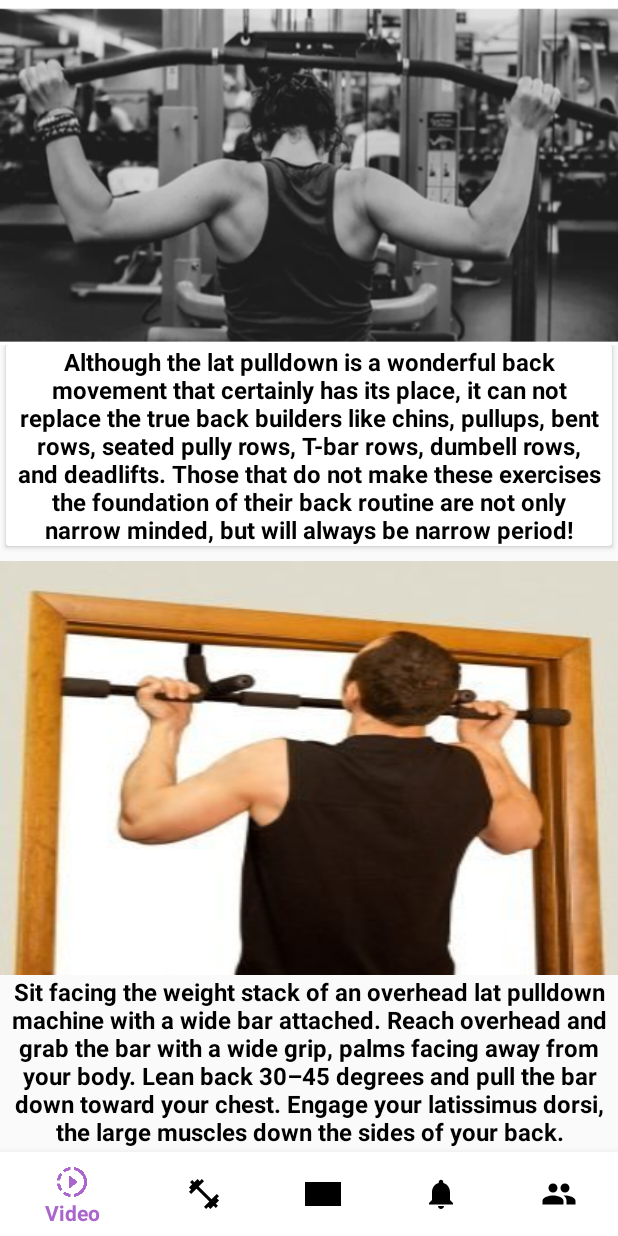
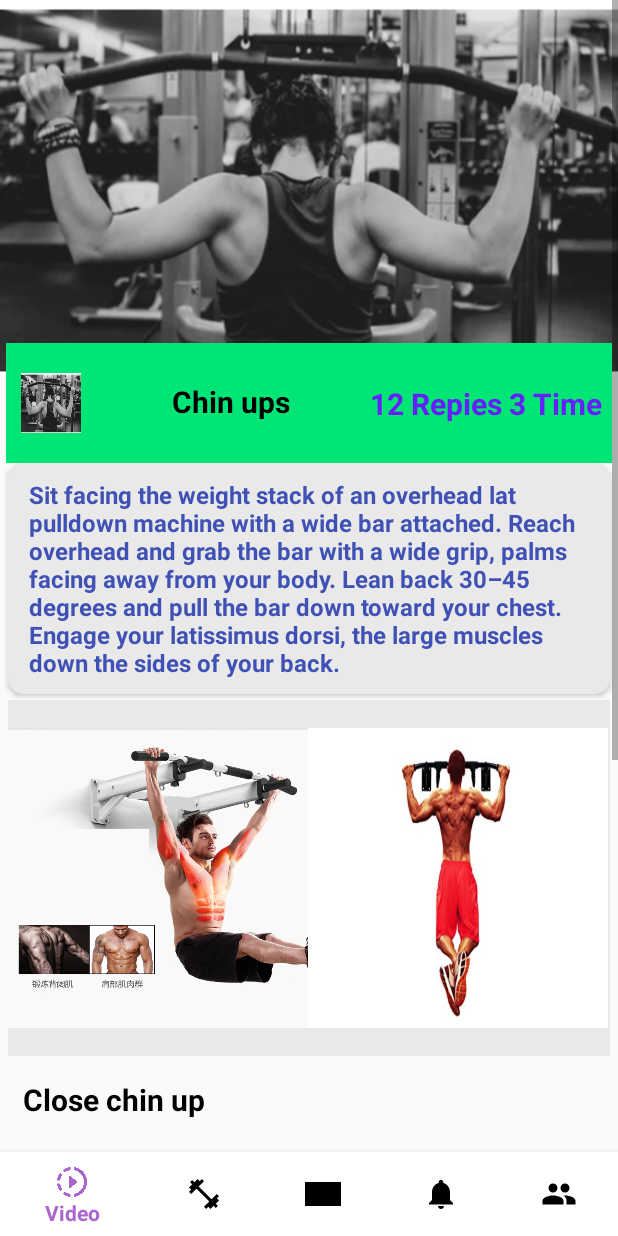
Before and after one commit to firebase55/fitnessapp, an Android app: the fragment wingFirstExerciseClass placed in its activity, on a phone screen of 412 x 824 dp. Run offline under Robolectric (Android 15) with nearby library versions, the phone set to English and light mode, and no system bars.

Commit message:
new file added

```diff
--- a/app/src/main/res/layout/wing1.xml
+++ b/app/src/main/res/layout/wing1.xml
@@ -4,57 +4,158 @@
     android:orientation="vertical"
     xmlns:app="http://schemas.android.com/apk/res-auto"
     android:layout_height="match_parent">
-<ImageView
-    android:layout_width="match_parent"
-    android:background="@drawable/wings"
-    android:id="@+id/layout1"
-    android:layout_height="230dp" />
-
     <ScrollView
         android:layout_width="match_parent"
         android:layout_height="match_parent">
         <LinearLayout
             android:layout_width="match_parent"
             android:orientation="vertical"
-            android:layout_height="wrap_content">
-          <androidx.cardview.widget.CardView
-              android:layout_width="fill_parent"
+            android:layout_height="match_parent">
+
+            <ImageView
+                android:layout_width="match_parent"
+                android:layout_height="250dp"
+                android:layout_alignParentStart="true"
+                android:background="@drawable/wings" />
+            <RelativeLayout
+                android:layout_width="match_parent"
+                android:layout_marginTop="-21dp"
+                android:background="#00E676"
                 android:layout_marginRight="4dp"
                 android:layout_marginLeft="4dp"
-              android:id="@+id/wc"
-              android:layout_height="fill_parent">
+                android:layout_height="80dp">
+                <ImageView
+                    android:layout_width="40dp"
+
+                    android:layout_marginTop="20sp"
+                    android:background="@drawable/wings"
+                    android:layout_marginLeft="10dp"
+                    android:layout_height="40dp" />
+                <TextView
+                    android:layout_width="100dp"
+                    android:gravity="center"
+                    android:layout_marginTop="25sp"
+                    android:text="Chin ups"
+                    android:textSize="20sp"
+                    android:layout_marginLeft="100dp"
+                    android:textColor="#000"
+                    android:textStyle="bold"
+                    android:layout_height="wrap_content" />
+                <TextView
+                    android:layout_width="160dp"
+                    android:layout_marginLeft="240dp"
+                    android:textStyle="bold"
+                    android:textColor="#651FFF"
+                    android:layout_marginTop="5dp"
+                    android:layout_marginRight="4dp"
+                    android:textSize="20sp"
+                    android:text="12 Repies 3 Time"
+                    android:gravity="center"
+                    android:layout_height="70dp" />
+            </RelativeLayout>
+           <androidx.cardview.widget.CardView
+               android:layout_width="match_parent"
+               android:layout_marginRight="5dp"
+               app:cardCornerRadius="10dp"
+               app:cardBackgroundColor="#E9E9E9"
+               android:layout_marginLeft="5dp"
+               android:layout_height="wrap_content">
+
                <TextView
                    android:layout_width="match_parent"
-                  android:text="@string/wingsdetails"
-                  android:textStyle="bold"
-                  android:textColor="#000"
+                   android:layout_height="wrap_content"
+                   android:layout_marginLeft="4dp"
+                   android:layout_marginRight="4dp"
+                   android:padding="10dp"
+                   android:text="@string/chen"
+                   android:textColor="@color/blue"
+                   android:textSize="16sp"
+                   android:textStyle="bold" />
+           </androidx.cardview.widget.CardView>
+
+            <LinearLayout
+                android:layout_width="match_parent"
+                android:layout_height="237dp"
                 android:layout_marginLeft="5dp"
+                android:layout_marginTop="4dp"
+                android:background="#E9E9E9"
                 android:layout_marginRight="5dp"
-                  android:textSize="16sp"
-                  android:gravity="center"                  android:layout_height="match_parent" />
+                android:orientation="horizontal">
 
+                <ImageView
+                    android:layout_width="200dp"
+                    android:layout_height="200dp"
+                    android:layout_gravity="center"
+                    android:background="@drawable/c1" />
 
-          </androidx.cardview.widget.CardView>
                 <ImageView
+                    android:layout_width="200dp"
+                    android:layout_height="200dp"
+                    android:layout_gravity="center"
+                    android:background="@drawable/c2" />
+
+            </LinearLayout>
+            <LinearLayout
                 android:layout_width="match_parent"
-                android:layout_marginTop="10dp"
-                android:background="@drawable/chn"
-                android:layout_height="wrap_content" />
+                android:orientation="vertical"
+                android:layout_marginLeft="5dp"
+                android:layout_marginTop="5dp"
+                android:layout_marginRight="5dp"
+                android:layout_height="wrap_content">
                 <TextView
                     android:layout_width="match_parent"
+                    android:text="Close chin up"
+                    android:textSize="20sp"
+                    android:textColor="#000"
+                    android:layout_marginRight="10dp"
+                    android:textStyle="bold"
+                    android:layout_marginLeft="10dp"
+                    android:layout_marginTop="10dp"
+                    android:layout_height="50dp" />
+                <androidx.cardview.widget.CardView
+                    android:layout_width="match_parent"
+                    android:layout_marginRight="5dp"
+                    app:cardCornerRadius="10dp"
+                    app:cardBackgroundColor="#E9E9E9"
+                    android:layout_marginLeft="5dp"
+                    android:layout_height="wrap_content">
+
+                    <TextView
+                        android:layout_width="match_parent"
+                        android:layout_height="wrap_content"
+                        android:layout_marginLeft="4dp"
+                        android:layout_marginRight="4dp"
+                        android:padding="10dp"
                         android:text="@string/chen"
-                android:textStyle="bold"
-                android:textColor="#000"
+                        android:textColor="@color/blue"
+                        android:textSize="16sp"
+                        android:textStyle="bold" />
+                </androidx.cardview.widget.CardView>
+
+            </LinearLayout>
+            <LinearLayout
+                android:layout_width="match_parent"
+                android:layout_height="237dp"
                 android:layout_marginLeft="5dp"
+                android:layout_marginTop="4dp"
+                android:background="#E9E9E9"
                 android:layout_marginRight="5dp"
-                android:textSize="16sp"
-                android:gravity="center"
-                android:layout_height="wrap_content" />
+                android:orientation="horizontal">
+
+                <ImageView
+                    android:layout_width="200dp"
+                    android:layout_height="200dp"
+                    android:layout_gravity="center"
+                    android:background="@drawable/h1" />
+
+                <ImageView
+                    android:layout_width="200dp"
+                    android:layout_height="200dp"
+                    android:layout_gravity="center"
+                    android:background="@drawable/h2" />
+
+            </LinearLayout>
+
         </LinearLayout>
     </ScrollView>
-
-
-
-
-
 </LinearLayout>
--- a/app/src/main/res/values/strings.xml
+++ b/app/src/main/res/values/strings.xml
@@ -17,6 +17,7 @@
     <string name="menu_slideshow">Slideshow</string>
     <string name="menu_tools">Tools</string>
     <string name="menu_share">Share</string>
+    <string name="closed">Start off standing in front of a pull up bar and grabbing it with an overhand grip, keeping your hands about a foot apart. ... Lift your body off of the floor so that your feet are elevate off of the ground and slowly pull yourself up so that your chin is above the bar. 3.) Squeeze with your lats and hold for a count.</string>
     <string name="menu_send">Send</string>
     <string name="chen">Sit facing the weight stack of an overhead lat pulldown machine with a wide bar attached. Reach overhead and grab the bar with a wide grip, palms facing away from your body. Lean back 30–45 degrees and pull the bar down toward your chest. Engage your latissimus dorsi, the large muscles down the sides of your back.</string>
 <string name="wingsdetails">Although the lat pulldown is a wonderful back movement that certainly has its place, it can not replace the true back builders like chins, pullups, bent rows, seated pully rows, T-bar rows, dumbell rows, and deadlifts. Those that do not make these exercises the foundation of their back routine are not only narrow minded, but will always be narrow period!</string>
```
Also changed, not shown: app/src/main/res/layout/wing_allexercise.xml (+114 -93 lines), app/src/main/res/drawable/c1.webp (added), app/src/main/res/drawable/c2.jpg (added), app/src/main/res/drawable/ccn.jpg (added), app/src/main/res/drawable/h1.jpg (added), app/src/main/res/drawable/h2.jpg (added). Lines whose indentation alone changed are shown as unchanged.
